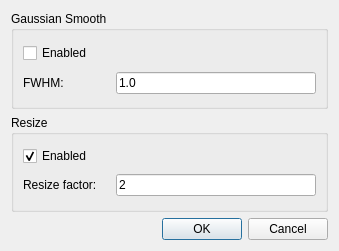
Qt form Code/ui/FilterFITSDialog.ui (VisIVOLab/ViaLacteaVisualAnalytics) before a commit.
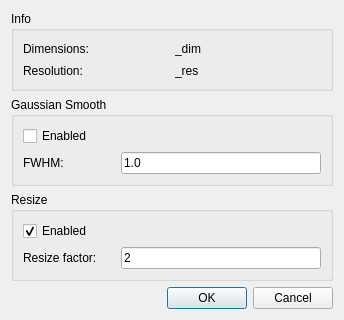
The same form after that commit.

Commit message: Show FITS info in Filter Dialog

What changed in the file:
```diff
--- a/Code/ui/FilterFITSDialog.ui
+++ b/Code/ui/FilterFITSDialog.ui
@@ -6,14 +6,51 @@
    <rect>
     <x>0</x>
     <y>0</y>
-    <width>339</width>
-    <height>251</height>
+    <width>344</width>
+    <height>320</height>
    </rect>
   </property>
   <property name="windowTitle">
    <string>Apply filter</string>
   </property>
   <layout class="QVBoxLayout" name="verticalLayout">
+   <item>
+    <widget class="QGroupBox" name="groupBox_3">
+     <property name="title">
+      <string>Info</string>
+     </property>
+     <layout class="QGridLayout" name="gridLayout_3">
+      <item row="0" column="0">
+       <widget class="QLabel" name="label_3">
+        <property name="text">
+         <string>Dimensions:</string>
+        </property>
+       </widget>
+      </item>
+      <item row="0" column="1">
+       <widget class="QLabel" name="labelDim">
+        <property name="text">
+         <string>_dim</string>
+        </property>
+       </widget>
+      </item>
+      <item row="1" column="0">
+       <widget class="QLabel" name="label_5">
+        <property name="text">
+         <string>Resolution:</string>
+        </property>
+       </widget>
+      </item>
+      <item row="1" column="1">
+       <widget class="QLabel" name="labelRes">
+        <property name="text">
+         <string>_res</string>
+        </property>
+       </widget>
+      </item>
+     </layout>
+    </widget>
+   </item>
    <item>
     <widget class="QGroupBox" name="groupBox">
      <property name="title">
```
The commit also changes 1 other file.
